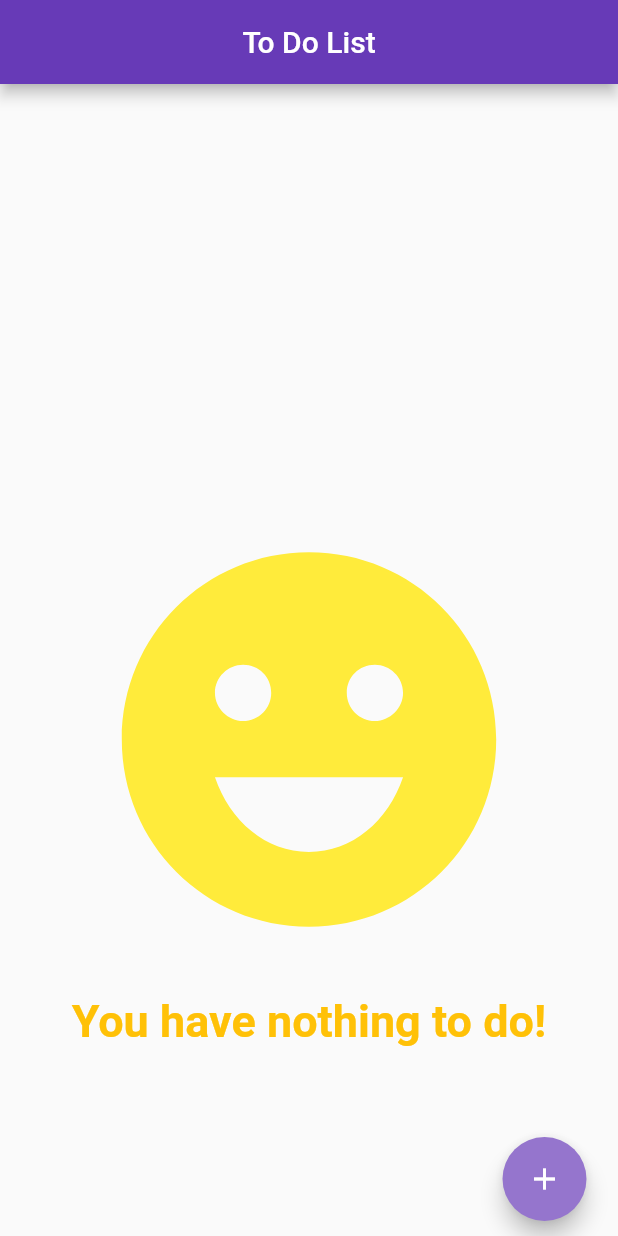
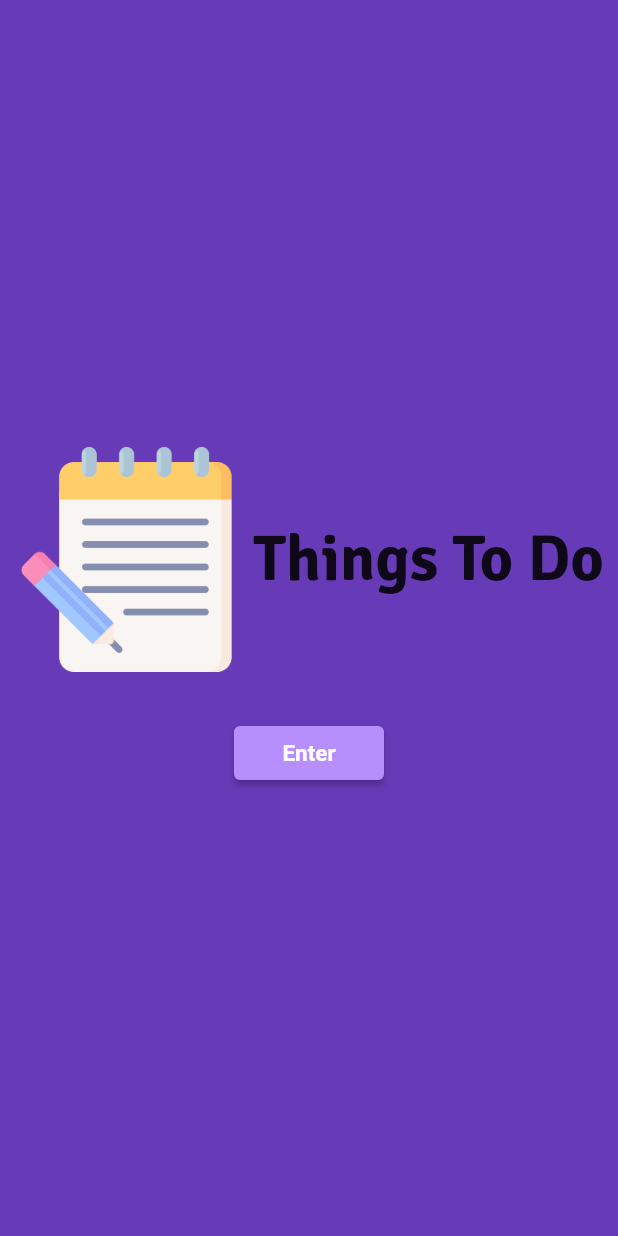
Before and after one commit to MarkTalandron19/Talandron_FlutterToDoList, a Flutter app: the screen it shows after launch, on a phone screen of 412 x 824 dp. Run offline on Flutter 3.47's test engine with Material 2 defaults, Android fonts, the phone set to English and light mode, and no system bars.

Commit message:
added opening page and more styling

```diff
--- /dev/null
+++ b/lib/Opening.dart
@@ -0,0 +1,63 @@
+import 'package:flutter/material.dart';
+import 'ToDo.dart';
+import 'ToDoList.dart';
+
+class Opening extends StatelessWidget {
+  const Opening({super.key});
+
+  @override
+  Widget build(BuildContext context) {
+    // Used as a temporary field so that the same list may be passed between screens
+    List<ToDo> list = <ToDo>[];
+
+    return Scaffold(
+      backgroundColor: Colors.deepPurple,
+      body: Center(
+        child: Column(
+          mainAxisAlignment: MainAxisAlignment.center,
+          children: [
+            Row(
+              mainAxisAlignment: MainAxisAlignment.spaceEvenly,
+              children: const [
+                SizedBox(
+                  height: 150,
+                  width: 150,
+                  child: Image(image: AssetImage('assets/pencil.png')),
+                ),
+                Text(
+                  'Things To Do',
+                  style: TextStyle(
+                    fontFamily: 'Signika Negative',
+                    fontSize: 43,
+                    fontWeight: FontWeight.bold,
+                  ),
+                )
+              ],
+            ),
+            const SizedBox(height: 30),
+            SizedBox(
+              width: 100,
+              child: ElevatedButton(
+                  onPressed: () {
+                    Navigator.push(
+                        context,
+                        MaterialPageRoute(
+                            builder: (context) => ToDoList(toDoList: list)));
+                  },
+                  style: ElevatedButton.styleFrom(
+                      backgroundColor:
+                          const Color.fromARGB(255, 183, 143, 253)),
+                  child: const Text(
+                    'Enter',
+                    style: TextStyle(
+                      fontWeight: FontWeight.bold,
+                      fontSize: 15,
+                    ),
+                  )),
+            ),
+          ],
+        ),
+      ),
+    );
+  }
+}
--- a/lib/main.dart
+++ b/lib/main.dart
@@ -1,5 +1,5 @@
 import 'package:flutter/material.dart';
-import 'ToDoList.dart';
+import 'Opening.dart';
 
 void main() {
   runApp(const MyApp());
@@ -16,7 +16,7 @@ class MyApp extends StatelessWidget {
       theme: ThemeData(
         primarySwatch: Colors.deepPurple,
       ),
-      home: const ToDoList(),
+      home: Opening(),
     );
   }
 }
```
Also changed, not shown: lib/ToDoList.dart (+20 -10 lines), pubspec.yaml (+16 -15 lines), assets/pencil.png (added), fonts/SignikaNegative-Bold.ttf (added), fonts/SignikaNegative-Light.ttf (added), fonts/SignikaNegative-Medium.ttf (added), fonts/SignikaNegative-Regular.ttf (added), fonts/SignikaNegative-SemiBold.ttf (added), 1 other file.
